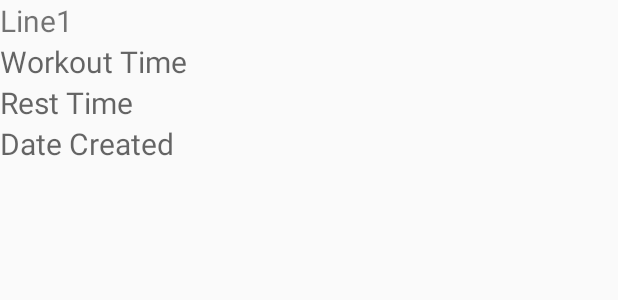
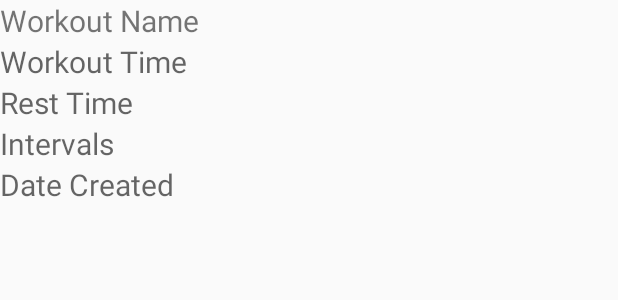
Before and after one commit to mglaser001/WorkoutIntervalTimer, an Android app: the layout layout_loadworkout_dialog.xml on its own in the app's theme, with its tools: preview values and no code run, on a phone screen of 412 x 824 dp. Shown: the top 300 px of the screen. Run offline under Robolectric (Android 15) with nearby library versions, the phone set to English and light mode, and no system bars.

Commit message:
- Refactor DataBaseView Item - Add custom data to load dialog

```diff
--- a/app/src/main/java/com/mg/database/DatabaseHelper.java
+++ b/app/src/main/java/com/mg/database/DatabaseHelper.java
@@ -38,7 +38,7 @@ public class DatabaseHelper extends SQLiteOpenHelper{
     }
     public boolean addData(String workoutName, String workoutTime, String workoutRest, String workoutInterval) {
 
-        SimpleDateFormat sdf = new SimpleDateFormat("dd/MM/yyyy");
+        SimpleDateFormat sdf = new SimpleDateFormat("MM/dd/yyyy");
         Date date = new Date();
         String dateCreated = sdf.format(date);
 
--- a/app/src/main/java/com/mg/workoutintervalapp/SimpleTimerMenuActivity.java
+++ b/app/src/main/java/com/mg/workoutintervalapp/SimpleTimerMenuActivity.java
@@ -99,7 +99,7 @@ public class SimpleTimerMenuActivity extends AppCompatActivity implements SaveSi
         workoutTimeSeconds = findViewById(R.id.setWorkoutTimeSeconds);
         intervalInput = findViewById(R.id.setIntervals);
 
-        String intervalInputString = intervalInput.getText().toString();
+        String dbIntervals = intervalInput.getText().toString();
 
         String workoutTimeMinutesString = workoutTimeMinutes.getText().toString();
         String workoutTimeSecondsString = workoutTimeSeconds.getText().toString();
@@ -113,7 +113,7 @@ public class SimpleTimerMenuActivity extends AppCompatActivity implements SaveSi
         String dbRestTime = restTimeMinutesString + ":" + restTimeSecondsString;
 
         //workout name, workout time, rest time, intervals
-        boolean insertData = mDatabaseHelper.addData(workoutName,dbWorkoutTime, dbRestTime, intervalInputString);
+        boolean insertData = mDatabaseHelper.addData(workoutName,dbWorkoutTime, dbRestTime, dbIntervals);
 
         if(insertData){
             Toast.makeText(SimpleTimerMenuActivity.this, "Workout Successfully Saved!", Toast.LENGTH_LONG).show();
--- a/app/src/main/res/layout/layout_loadworkout_dialog.xml
+++ b/app/src/main/res/layout/layout_loadworkout_dialog.xml
@@ -9,7 +9,7 @@
         android:id="@+id/load_dialog_nametv"
         android:layout_width="match_parent"
         android:layout_height="wrap_content"
-        android:text = "Line1"
+        android:text = "Workout Name"
         android:textSize="20dp"/>
 
     <TextView
@@ -27,12 +27,19 @@
         android:layout_below="@id/load_dialog_workouttimetv"
         android:hint="Rest Time"
         android:textSize="20dp" />
+    <TextView
+        android:id="@+id/load_dialog_workoutintervalstv"
+        android:layout_width="match_parent"
+        android:layout_height="wrap_content"
+        android:layout_below="@id/load_dialog_workoutresttv"
+        android:hint="Intervals"
+        android:textSize="20dp" />
 
     <TextView
         android:id="@+id/load_dialog_workoutdatetv"
         android:layout_width="match_parent"
         android:layout_height="wrap_content"
-        android:layout_below="@id/load_dialog_workoutresttv"
+        android:layout_below="@id/load_dialog_workoutintervalstv"
         android:hint="Date Created"
         android:textSize="20dp" />
 </RelativeLayout>
```
Also changed, not shown: app/src/main/java/com/mg/Dialog/LoadWorkoutDialog.java (+23 -6 lines), app/src/main/java/com/mg/database/DataBaseViewItems.java (+18 -1 lines), app/src/main/java/com/mg/workoutintervalapp/LoadTimerActivity.java (+4 -3 lines).
